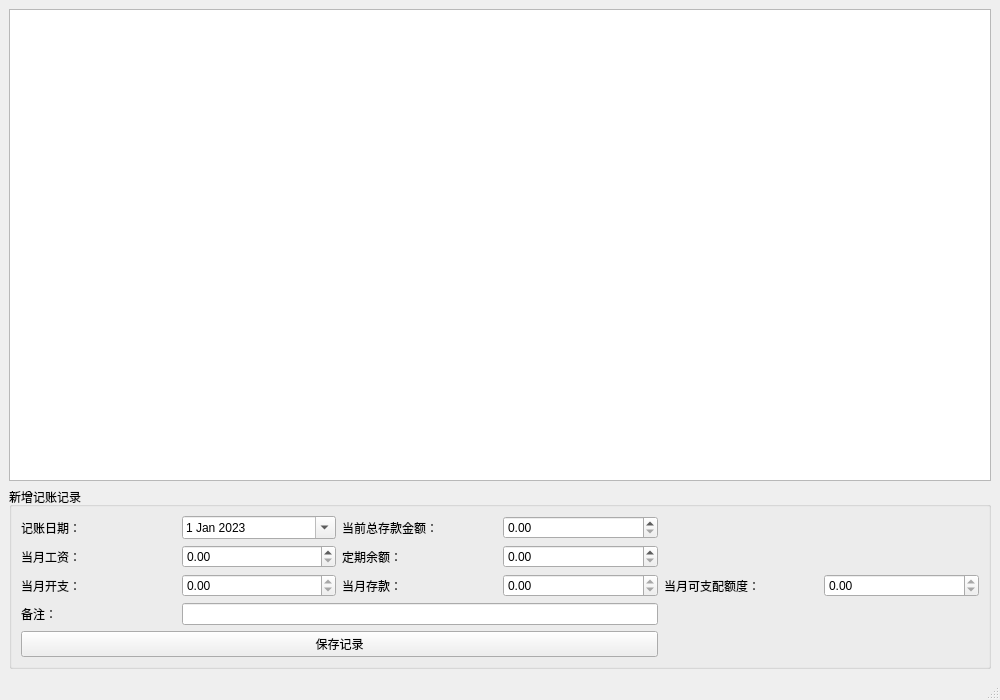
wang563940331/Ledger, file mainwindow.ui: the form before one commit.
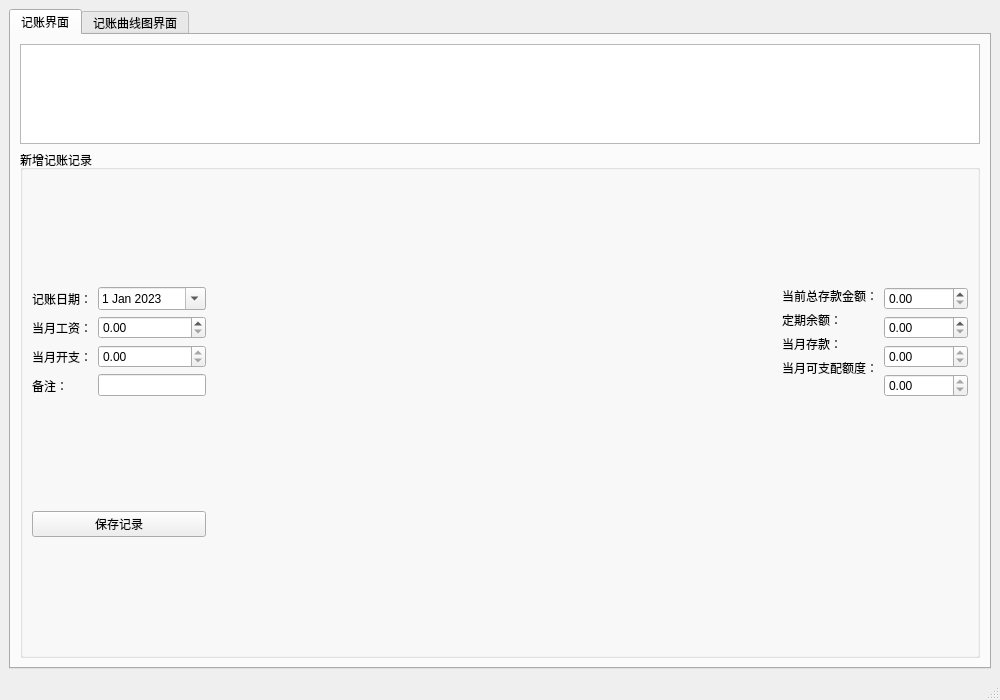
The form after the commit. Custom widgets are drawn as their Qt base class.

Commit message: 增加曲线图界面

Diff of the .ui file:
```diff
--- a/mainwindow.ui
+++ b/mainwindow.ui
@@ -16,7 +16,30 @@
   <widget class="QWidget" name="centralwidget">
    <layout class="QVBoxLayout" name="verticalLayout">
     <item>
-     <widget class="QTableView" name="tableView"/>
+     <widget class="QTabWidget" name="tabWidget">
+      <property name="currentIndex">
+       <number>0</number>
+      </property>
+      <widget class="QWidget" name="tabLedger">
+       <attribute name="title">
+        <string>记账界面</string>
+       </attribute>
+       <layout class="QVBoxLayout" name="verticalLayout_2">
+        <item>
+         <widget class="QTableView" name="tableView">
+          <property name="minimumSize">
+           <size>
+            <width>0</width>
+            <height>0</height>
+           </size>
+          </property>
+          <property name="maximumSize">
+           <size>
+            <width>16777215</width>
+            <height>100</height>
+           </size>
+          </property>
+         </widget>
     </item>
     <item>
      <widget class="QGroupBox" name="groupBox">
@@ -24,14 +47,158 @@
        <string>新增记账记录</string>
       </property>
       <layout class="QGridLayout" name="gridLayout">
+           <item row="0" column="4">
+            <layout class="QFormLayout" name="formLayout_2">
        <item row="0" column="0">
+              <widget class="QDoubleSpinBox" name="totalDepositSpinBox">
+               <property name="decimals">
+                <number>2</number>
+               </property>
+               <property name="minimum">
+                <double>0.000000000000000</double>
+               </property>
+               <property name="maximum">
+                <double>9999999.990000000223517</double>
+               </property>
+              </widget>
+             </item>
+             <item row="1" column="0">
+              <widget class="QDoubleSpinBox" name="fixedDepositSpinBox">
+               <property name="decimals">
+                <number>2</number>
+               </property>
+               <property name="minimum">
+                <double>0.000000000000000</double>
+               </property>
+               <property name="maximum">
+                <double>9999999.990000000223517</double>
+               </property>
+              </widget>
+             </item>
+             <item row="2" column="0">
+              <widget class="QDoubleSpinBox" name="monthlyDepositSpinBox">
+               <property name="readOnly">
+                <bool>true</bool>
+               </property>
+               <property name="decimals">
+                <number>2</number>
+               </property>
+               <property name="minimum">
+                <double>0.000000000000000</double>
+               </property>
+               <property name="maximum">
+                <double>9999999.990000000223517</double>
+               </property>
+              </widget>
+             </item>
+             <item row="3" column="0">
+              <widget class="QDoubleSpinBox" name="disposableAmountSpinBox">
+               <property name="focusPolicy">
+                <enum>Qt::NoFocus</enum>
+               </property>
+               <property name="readOnly">
+                <bool>true</bool>
+               </property>
+               <property name="decimals">
+                <number>2</number>
+               </property>
+               <property name="minimum">
+                <double>0.000000000000000</double>
+               </property>
+               <property name="maximum">
+                <double>9999999.990000000223517</double>
+               </property>
+              </widget>
+             </item>
+            </layout>
+           </item>
+           <item row="0" column="0">
+            <layout class="QVBoxLayout" name="verticalLayout_4">
+             <item>
         <widget class="QLabel" name="label">
          <property name="text">
           <string>记账日期：</string>
          </property>
         </widget>
        </item>
+             <item>
+              <widget class="QLabel" name="label_3">
+               <property name="text">
+                <string>当月工资：</string>
+               </property>
+              </widget>
+             </item>
+             <item>
+              <widget class="QLabel" name="label_5">
+               <property name="text">
+                <string>当月开支：</string>
+               </property>
+              </widget>
+             </item>
+             <item>
+              <widget class="QLabel" name="label_7">
+               <property name="text">
+                <string>备注：</string>
+               </property>
+              </widget>
+             </item>
+            </layout>
+           </item>
+           <item row="1" column="0" colspan="2">
+            <widget class="QPushButton" name="saveButton">
+             <property name="text">
+              <string>保存记录</string>
+             </property>
+            </widget>
+           </item>
+           <item row="0" column="3">
+            <layout class="QFormLayout" name="formLayout">
+             <item row="0" column="0">
+              <widget class="QLabel" name="label_2">
+               <property name="text">
+                <string>当前总存款金额：</string>
+               </property>
+              </widget>
+             </item>
+             <item row="1" column="0">
+              <widget class="QLabel" name="label_4">
+               <property name="text">
+                <string>定期余额：</string>
+               </property>
+              </widget>
+             </item>
+             <item row="2" column="0">
+              <widget class="QLabel" name="label_6">
+               <property name="text">
+                <string>当月存款：</string>
+               </property>
+              </widget>
+             </item>
+             <item row="3" column="0">
+              <widget class="QLabel" name="label_8">
+               <property name="text">
+                <string>当月可支配额度：</string>
+               </property>
+              </widget>
+             </item>
+            </layout>
+           </item>
+           <item row="0" column="2">
+            <spacer name="horizontalSpacer">
+             <property name="orientation">
+              <enum>Qt::Horizontal</enum>
+             </property>
+             <property name="sizeHint" stdset="0">
+              <size>
+               <width>500</width>
+               <height>20</height>
+              </size>
+             </property>
+            </spacer>
+           </item>
        <item row="0" column="1">
+            <layout class="QVBoxLayout" name="verticalLayout_5">
+             <item>
         <widget class="QDateEdit" name="dateEdit">
          <property name="calendarPopup">
           <bool>true</bool>
@@ -45,34 +212,7 @@
          </property>
         </widget>
        </item>
-       <item row="0" column="2">
-        <widget class="QLabel" name="label_2">
-         <property name="text">
-          <string>当前总存款金额：</string>
-         </property>
-        </widget>
-       </item>
-       <item row="0" column="3">
-        <widget class="QDoubleSpinBox" name="totalDepositSpinBox">
-         <property name="decimals">
-          <number>2</number>
-         </property>
-         <property name="minimum">
-          <double>0.000000000000000</double>
-         </property>
-         <property name="maximum">
-          <double>9999999.990000000223517</double>
-         </property>
-        </widget>
-       </item>
-       <item row="1" column="0">
-        <widget class="QLabel" name="label_3">
-         <property name="text">
-          <string>当月工资：</string>
-         </property>
-        </widget>
-       </item>
-       <item row="1" column="1">
+             <item>
         <widget class="QDoubleSpinBox" name="salarySpinBox">
          <property name="decimals">
           <number>2</number>
@@ -85,34 +225,7 @@
          </property>
         </widget>
        </item>
-       <item row="1" column="2">
-        <widget class="QLabel" name="label_4">
-         <property name="text">
-          <string>定期余额：</string>
-         </property>
-        </widget>
-       </item>
-       <item row="1" column="3">
-        <widget class="QDoubleSpinBox" name="fixedDepositSpinBox">
-         <property name="decimals">
-          <number>2</number>
-         </property>
-         <property name="minimum">
-          <double>0.000000000000000</double>
-         </property>
-         <property name="maximum">
-          <double>9999999.990000000223517</double>
-         </property>
-        </widget>
-       </item>
-       <item row="2" column="0">
-        <widget class="QLabel" name="label_5">
-         <property name="text">
-          <string>当月开支：</string>
-         </property>
-        </widget>
-       </item>
-       <item row="2" column="1">
+             <item>
         <widget class="QDoubleSpinBox" name="expenseSpinBox">
          <property name="readOnly">
           <bool>true</bool>
@@ -128,73 +241,39 @@
          </property>
         </widget>
        </item>
-       <item row="2" column="2">
-        <widget class="QLabel" name="label_6">
-         <property name="text">
-          <string>当月存款：</string>
-         </property>
-        </widget>
-       </item>
-       <item row="2" column="3">
-        <widget class="QDoubleSpinBox" name="monthlyDepositSpinBox">
-         <property name="readOnly">
-          <bool>true</bool>
-         </property>
-         <property name="decimals">
-          <number>2</number>
-         </property>
-         <property name="minimum">
-          <double>0.000000000000000</double>
-         </property>
-         <property name="maximum">
-          <double>9999999.990000000223517</double>
-         </property>
-        </widget>
-       </item>
-       <item row="2" column="4">
-        <widget class="QLabel" name="label_8">
-         <property name="text">
-          <string>当月可支配额度：</string>
-         </property>
-        </widget>
-       </item>
-       <item row="2" column="5">
-        <widget class="QDoubleSpinBox" name="disposableAmountSpinBox">
-         <property name="readOnly">
-          <bool>true</bool>
-         </property>
-         <property name="focusPolicy">
-          <enum>Qt::NoFocus</enum>
-         </property>
-         <property name="decimals">
-          <number>2</number>
-         </property>
-         <property name="minimum">
-          <double>0.000000000000000</double>
-         </property>
-         <property name="maximum">
-          <double>9999999.990000000223517</double>
-         </property>
-        </widget>
-       </item>
-       <item row="3" column="0">
-        <widget class="QLabel" name="label_7">
-         <property name="text">
-          <string>备注：</string>
-         </property>
-        </widget>
-       </item>
-       <item row="3" column="1" colspan="3">
-        <widget class="QLineEdit" name="noteLineEdit"/>
-       </item>
-       <item row="4" column="0" colspan="4">
-        <widget class="QPushButton" name="saveButton">
-         <property name="text">
-          <string>保存记录</string>
-         </property>
-        </widget>
-       </item>
-      </layout>
+             <item>
+              <widget class="QLineEdit" name="noteLineEdit">
+               <property name="sizePolicy">
+                <sizepolicy hsizetype="Minimum" vsizetype="Fixed">
+                 <horstretch>0</horstretch>
+                 <verstretch>0</verstretch>
+                </sizepolicy>
+               </property>
+               <property name="maximumSize">
+                <size>
+                 <width>16777215</width>
+                 <height>16777215</height>
+                </size>
+               </property>
+              </widget>
+             </item>
+            </layout>
+           </item>
+          </layout>
+         </widget>
+        </item>
+       </layout>
+      </widget>
+      <widget class="QWidget" name="tabChart">
+       <attribute name="title">
+        <string>记账曲线图界面</string>
+       </attribute>
+       <layout class="QVBoxLayout" name="verticalLayout_3">
+        <item>
+         <widget class="QChartView" name="chartView" native="true"/>
+        </item>
+       </layout>
+      </widget>
      </widget>
     </item>
    </layout>
@@ -211,6 +290,13 @@
   </widget>
   <widget class="QStatusBar" name="statusbar"/>
  </widget>
+ <customwidgets>
+  <customwidget>
+   <class>QChartView</class>
+   <extends>QWidget</extends>
+   <header>qchartview.h</header>
+  </customwidget>
+ </customwidgets>
  <resources/>
  <connections/>
 </ui>
```
Lines whose indentation alone changed are shown as unchanged. The commit also changes 5 other files.
